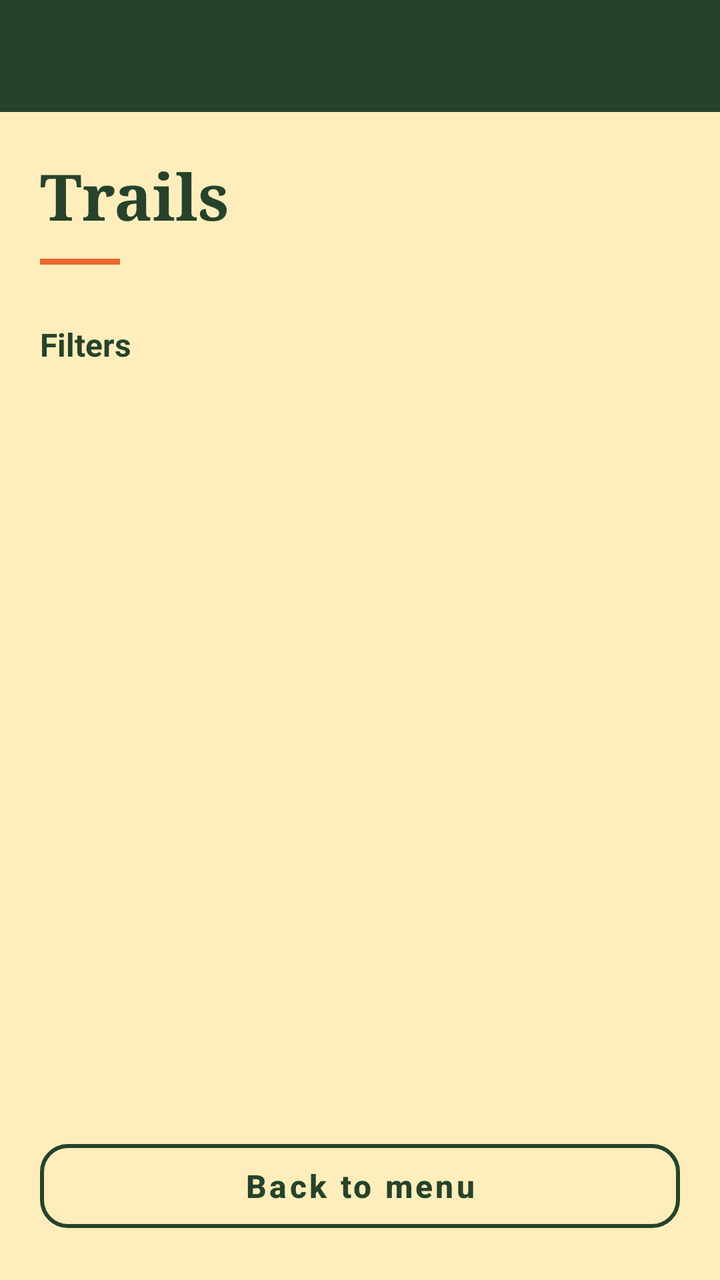
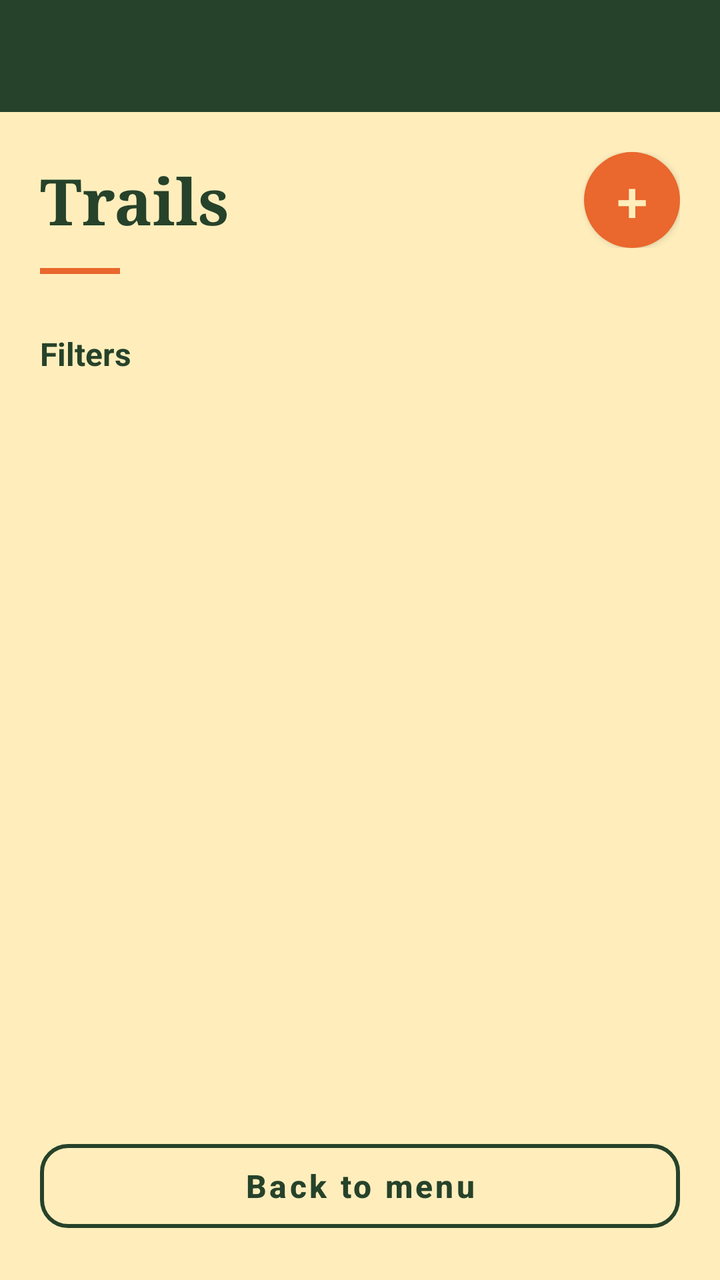

Compare the two renders of this Android layout. The source of the first and the diff that turns it into the second are given below.
<!-- AndroidManifest.xml: application theme Theme.Ca -->
<!-- res/layout/activity_trail_list.xml -->
<?xml version="1.0" encoding="utf-8"?>
<androidx.drawerlayout.widget.DrawerLayout xmlns:android="http://schemas.android.com/apk/res/android"
    xmlns:app="http://schemas.android.com/apk/res-auto"
    android:id="@+id/drawerLayout"
    android:layout_width="match_parent"
    android:layout_height="match_parent"
    android:background="@color/sand">

    <LinearLayout
        android:layout_width="match_parent"
        android:layout_height="match_parent"
        android:background="@color/sand"
        android:orientation="vertical">

        <androidx.appcompat.widget.Toolbar
            android:id="@+id/toolbar"
            android:layout_width="match_parent"
            android:layout_height="?attr/actionBarSize"
            android:background="@color/forest"
            android:theme="@style/ThemeOverlay.AppCompat.Dark.ActionBar"
            app:titleTextColor="@color/sand" />

        <LinearLayout
            android:layout_width="match_parent"
            android:layout_height="0dp"
            android:layout_weight="1"
            android:orientation="vertical"
            android:paddingHorizontal="20dp"
            android:paddingTop="20dp">

            <TextView
                android:id="@+id/trailsTitle"
                android:layout_width="match_parent"
                android:layout_height="wrap_content"
                android:fontFamily="serif"
                android:text="Trails"
                android:textColor="@color/forest"
                android:textSize="32sp"
                android:textStyle="bold" />

            <View
                android:layout_width="40dp"
                android:layout_height="3dp"
                android:layout_marginTop="10dp"
                android:background="@color/trail_orange" />

            <TextView
                android:id="@+id/filtersToggle"
                android:layout_width="match_parent"
                android:layout_height="wrap_content"
                android:layout_marginTop="16dp"
                android:background="?attr/selectableItemBackground"
                android:gravity="center_vertical"
                android:minHeight="48dp"
                android:paddingTop="8dp"
                android:paddingBottom="8dp"
                android:text="@string/filters"
                android:textColor="@color/forest"
                android:textSize="16sp"
                android:textStyle="bold" />

            <LinearLayout
                android:id="@+id/filtersPanel"
                android:layout_width="match_parent"
                android:layout_height="wrap_content"
                android:background="@drawable/bg_outline"
                android:orientation="vertical"
                android:padding="14dp"
                android:visibility="gone">

                <TextView
                    android:layout_width="match_parent"
                    android:layout_height="wrap_content"
                    android:text="Filter by difficulty"
                    android:textColor="@color/forest"
                    android:textSize="13sp" />

                <Spinner
                    android:id="@+id/difficultyFilter"
                    android:layout_width="match_parent"
                    android:layout_height="wrap_content"
                    android:layout_marginTop="4dp"
                    android:background="@drawable/bg_outline"
                    android:minHeight="48dp"
                    android:popupBackground="@drawable/bg_outline_sand" />

                <TextView
                    android:layout_width="match_parent"
                    android:layout_height="wrap_content"
                    android:layout_marginTop="8dp"
                    android:text="Filter by location"
                    android:textColor="@color/forest"
                    android:textSize="13sp" />

                <Spinner
                    android:id="@+id/locationFilter"
                    android:layout_width="match_parent"
                    android:layout_height="wrap_content"
                    android:layout_marginTop="4dp"
                    android:background="@drawable/bg_outline"
                    android:minHeight="48dp"
                    android:popupBackground="@drawable/bg_outline_sand" />

                <TextView
                    android:layout_width="match_parent"
                    android:layout_height="wrap_content"
                    android:layout_marginTop="8dp"
                    android:text="Sort by"
                    android:textColor="@color/forest"
                    android:textSize="13sp" />

                <Spinner
                    android:id="@+id/sortSpinner"
                    android:layout_width="match_parent"
                    android:layout_height="wrap_content"
                    android:layout_marginTop="4dp"
                    android:background="@drawable/bg_outline"
                    android:minHeight="48dp"
                    android:popupBackground="@drawable/bg_outline_sand" />

            </LinearLayout>

            <androidx.recyclerview.widget.RecyclerView
                android:id="@+id/trailsRecyclerView"
                android:layout_width="match_parent"
                android:layout_height="0dp"
                android:layout_marginTop="8dp"
                android:layout_weight="1"
                android:clipToPadding="false"
                android:paddingBottom="8dp" />

            <com.google.android.material.button.MaterialButton
                android:id="@+id/returnButton"
                style="@style/Widget.HikingHub.Button.Outline"
                android:layout_width="match_parent"
                android:layout_marginBottom="20dp"
                android:text="Back to menu" />

        </LinearLayout>
    </LinearLayout>

    <com.google.android.material.navigation.NavigationView
        android:id="@+id/navView"
        style="@style/Widget.HikingHub.NavigationView"
        android:layout_width="wrap_content"
        android:layout_height="match_parent"
        android:layout_gravity="start"
        app:headerLayout="@layout/nav_header"
        app:menu="@menu/nav_drawer" />

</androidx.drawerlayout.widget.DrawerLayout>
<!-- res/layout/nav_header.xml (included above) -->
<?xml version="1.0" encoding="utf-8"?>
<LinearLayout xmlns:android="http://schemas.android.com/apk/res/android"
    android:layout_width="match_parent"
    android:layout_height="wrap_content"
    android:background="@color/forest"
    android:gravity="bottom"
    android:orientation="vertical"
    android:paddingHorizontal="20dp"
    android:paddingTop="48dp"
    android:paddingBottom="20dp">

    <TextView
        android:layout_width="wrap_content"
        android:layout_height="wrap_content"
        android:fontFamily="serif"
        android:letterSpacing="0.04"
        android:text="HikingHub"
        android:textColor="@color/sand"
        android:textSize="28sp"
        android:textStyle="bold" />

    <View
        android:layout_width="36dp"
        android:layout_height="3dp"
        android:layout_marginTop="14dp"
        android:background="@color/trail_orange" />

</LinearLayout>
<!-- resources referenced by this layout -->
<resources>
  <color name="forest">#26422A</color>
  <color name="sand">#FFEEBC</color>
  <color name="trail_orange">#EA672D</color>
  <!-- drawable bg_outline (drawable) -->
  <?xml version="1.0" encoding="utf-8"?>
  <shape xmlns:android="http://schemas.android.com/apk/res/android"
      android:shape="rectangle">
      <solid android:color="@android:color/transparent" />
      <stroke
          android:width="2dp"
          android:color="@color/forest" />
      <corners android:radius="12dp" />
  </shape>
  <!-- drawable bg_outline_sand (drawable) -->
  <?xml version="1.0" encoding="utf-8"?>
  <shape xmlns:android="http://schemas.android.com/apk/res/android"
      android:shape="rectangle">
      <solid android:color="@color/sand" />
      <stroke
          android:width="2dp"
          android:color="@color/forest" />
      <corners android:radius="12dp" />
  </shape>
  <string name="filters">Filters</string>
  <style name="Widget.HikingHub.Button.Outline" parent="Widget.MaterialComponents.Button.OutlinedButton">
          <item name="android:layout_height">54dp</item>
          <item name="android:textAllCaps">false</item>
          <item name="android:textSize">16sp</item>
          <item name="android:textStyle">bold</item>
          <item name="android:textColor">@color/forest</item>
          <item name="cornerRadius">14dp</item>
          <item name="strokeColor">@color/forest</item>
          <item name="strokeWidth">2dp</item>
          <item name="backgroundTint">@android:color/transparent</item>
      </style>
  <style name="Widget.HikingHub.NavigationView">
          <item name="android:background">@color/sand</item>
          <item name="itemTextColor">@color/nav_item_text</item>
          <item name="itemIconTint">@color/nav_item_text</item>
          <item name="itemIconPadding">16dp</item>
          <item name="itemIconSize">24dp</item>
          <item name="itemHorizontalPadding">20dp</item>
          <item name="itemVerticalPadding">14dp</item>
          <item name="itemTextAppearance">@style/TextAppearance.HikingHub.NavItem</item>
      </style>
  <style name="Theme.Ca" parent="Theme.MaterialComponents.Light.NoActionBar">
          <item name="colorControlNormal">@color/sand</item>
          <item name="drawerArrowStyle">@style/Widget.HikingHub.DrawerArrow</item>
      </style>
  <style name="TextAppearance.HikingHub.NavItem" parent="TextAppearance.MaterialComponents.Body1">
          <item name="android:textSize">16sp</item>
          <item name="android:textStyle">bold</item>
      </style>
  <style name="Widget.HikingHub.DrawerArrow" parent="Widget.AppCompat.DrawerArrowToggle">
          <item name="color">@color/sand</item>
      </style>
</resources>

<!-- the commit's change to res/layout/activity_trail_list.xml (unified diff, before → after) -->
@@ -28,15 +28,44 @@
             android:paddingHorizontal="20dp"
             android:paddingTop="20dp">
 
-            <TextView
-                android:id="@+id/trailsTitle"
+            <LinearLayout
                 android:layout_width="match_parent"
                 android:layout_height="wrap_content"
-                android:fontFamily="serif"
-                android:text="Trails"
-                android:textColor="@color/forest"
-                android:textSize="32sp"
-                android:textStyle="bold" />
+                android:gravity="center_vertical"
+                android:orientation="horizontal">
+
+                <TextView
+                    android:id="@+id/trailsTitle"
+                    android:layout_width="0dp"
+                    android:layout_height="wrap_content"
+                    android:layout_weight="1"
+                    android:fontFamily="serif"
+                    android:text="Trails"
+                    android:textColor="@color/forest"
+                    android:textSize="32sp"
+                    android:textStyle="bold" />
+
+                <com.google.android.material.button.MaterialButton
+                    android:id="@+id/addTrailButton"
+                    style="@style/Widget.MaterialComponents.Button"
+                    android:layout_width="48dp"
+                    android:layout_height="48dp"
+                    android:contentDescription="@string/nav_add_trail"
+                    android:insetLeft="0dp"
+                    android:insetTop="0dp"
+                    android:insetRight="0dp"
+                    android:insetBottom="0dp"
+                    android:minWidth="48dp"
+                    android:minHeight="48dp"
+                    android:padding="0dp"
+                    android:text="+"
+                    android:textColor="@color/sand"
+                    android:textSize="28sp"
+                    app:backgroundTint="@color/trail_orange"
+                    app:cornerRadius="24dp"
+                    app:elevation="0dp" />
+
+            </LinearLayout>
 
             <View
                 android:layout_width="40dp"
<!-- resource entries referenced after the edit -->
@@ -24,6 +24,7 @@
       <corners android:radius="12dp" />
   </shape>
   <string name="filters">Filters</string>
+  <string name="nav_add_trail">Add a trail</string>
   <style name="Widget.HikingHub.Button.Outline" parent="Widget.MaterialComponents.Button.OutlinedButton">
           <item name="android:layout_height">54dp</item>
           <item name="android:textAllCaps">false</item>
